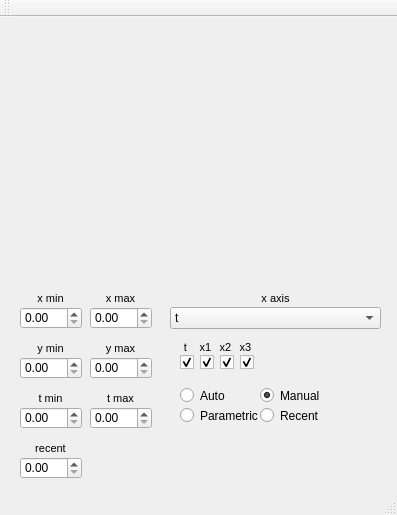
First picture: the form in mainwindow.ui, repository MASA-Dearborn/GUI2018-19, before the edit.
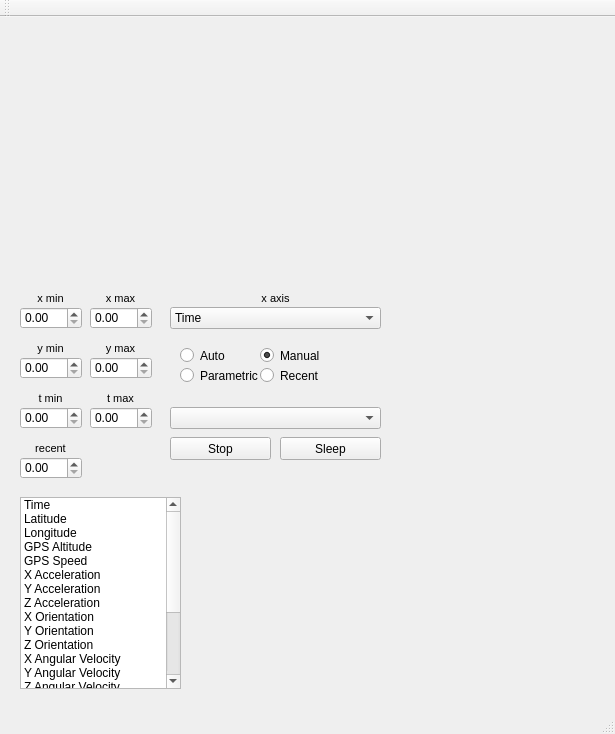
Second picture: the form after the edit. Custom widgets are drawn as their Qt base class.

Diff of the .ui file:
```diff
--- a/mainwindow.ui
+++ b/mainwindow.ui
@@ -6,8 +6,8 @@
    <rect>
     <x>0</x>
     <y>0</y>
-    <width>397</width>
-    <height>515</height>
+    <width>615</width>
+    <height>734</height>
    </rect>
   </property>
   <property name="windowTitle">
@@ -75,7 +75,7 @@
     </property>
     <item>
      <property name="text">
-      <string>t</string>
+      <string>Time</string>
      </property>
     </item>
     <item>
@@ -98,7 +98,7 @@
     <property name="geometry">
      <rect>
       <x>170</x>
-      <y>360</y>
+      <y>320</y>
       <width>211</width>
       <height>61</height>
      </rect>
@@ -403,184 +403,6 @@
 &lt;p align=&quot;center&quot; style=&quot; margin-top:0px; margin-bottom:0px; margin-left:0px; margin-right:0px; -qt-block-indent:0; text-indent:0px;&quot;&gt;x axis&lt;/p&gt;&lt;/body&gt;&lt;/html&gt;</string>
     </property>
    </widget>
-   <widget class="QGroupBox" name="graphEnable">
-    <property name="geometry">
-     <rect>
-      <x>170</x>
-      <y>320</y>
-      <width>101</width>
-      <height>41</height>
-     </rect>
-    </property>
-    <property name="styleSheet">
-     <string notr="true">border:none</string>
-    </property>
-    <property name="title">
-     <string/>
-    </property>
-    <widget class="QCheckBox" name="t">
-     <property name="geometry">
-      <rect>
-       <x>10</x>
-       <y>10</y>
-       <width>21</width>
-       <height>31</height>
-      </rect>
-     </property>
-     <property name="layoutDirection">
-      <enum>Qt::LeftToRight</enum>
-     </property>
-     <property name="autoFillBackground">
-      <bool>false</bool>
-     </property>
-     <property name="text">
-      <string/>
-     </property>
-     <property name="checked">
-      <bool>true</bool>
-     </property>
-    </widget>
-    <widget class="QTextBrowser" name="tText">
-     <property name="geometry">
-      <rect>
-       <x>0</x>
-       <y>0</y>
-       <width>31</width>
-       <height>21</height>
-      </rect>
-     </property>
-     <property name="styleSheet">
-      <string notr="true">background-color: rgba(0,0,0,0%)</string>
-     </property>
-     <property name="frameShape">
-      <enum>QFrame::NoFrame</enum>
-     </property>
-     <property name="html">
-      <string>&lt;!DOCTYPE HTML PUBLIC &quot;-//W3C//DTD HTML 4.0//EN&quot; &quot;http://www.w3.org/TR/REC-html40/strict.dtd&quot;&gt;
-&lt;html&gt;&lt;head&gt;&lt;meta name=&quot;qrichtext&quot; content=&quot;1&quot; /&gt;&lt;style type=&quot;text/css&quot;&gt;
-p, li { white-space: pre-wrap; }
-&lt;/style&gt;&lt;/head&gt;&lt;body style=&quot; font-family:'MS Shell Dlg 2'; font-size:8.25pt; font-weight:400; font-style:normal;&quot;&gt;
-&lt;p align=&quot;center&quot; style=&quot; margin-top:0px; margin-bottom:0px; margin-left:0px; margin-right:0px; -qt-block-indent:0; text-indent:0px;&quot;&gt;t&lt;/p&gt;&lt;/body&gt;&lt;/html&gt;</string>
-     </property>
-    </widget>
-    <widget class="QCheckBox" name="x1">
-     <property name="geometry">
-      <rect>
-       <x>30</x>
-       <y>10</y>
-       <width>21</width>
-       <height>31</height>
-      </rect>
-     </property>
-     <property name="text">
-      <string/>
-     </property>
-     <property name="checked">
-      <bool>true</bool>
-     </property>
-    </widget>
-    <widget class="QCheckBox" name="x2">
-     <property name="geometry">
-      <rect>
-       <x>50</x>
-       <y>10</y>
-       <width>21</width>
-       <height>31</height>
-      </rect>
-     </property>
-     <property name="text">
-      <string/>
-     </property>
-     <property name="checked">
-      <bool>true</bool>
-     </property>
-    </widget>
-    <widget class="QCheckBox" name="x3">
-     <property name="geometry">
-      <rect>
-       <x>70</x>
-       <y>10</y>
-       <width>21</width>
-       <height>31</height>
-      </rect>
-     </property>
-     <property name="text">
-      <string/>
-     </property>
-     <property name="checked">
-      <bool>true</bool>
-     </property>
-    </widget>
-    <widget class="QTextBrowser" name="x1Text">
-     <property name="geometry">
-      <rect>
-       <x>20</x>
-       <y>0</y>
-       <width>31</width>
-       <height>21</height>
-      </rect>
-     </property>
-     <property name="styleSheet">
-      <string notr="true">background-color: rgba(0,0,0,0%)</string>
-     </property>
-     <property name="frameShape">
-      <enum>QFrame::NoFrame</enum>
-     </property>
-     <property name="html">
-      <string>&lt;!DOCTYPE HTML PUBLIC &quot;-//W3C//DTD HTML 4.0//EN&quot; &quot;http://www.w3.org/TR/REC-html40/strict.dtd&quot;&gt;
-&lt;html&gt;&lt;head&gt;&lt;meta name=&quot;qrichtext&quot; content=&quot;1&quot; /&gt;&lt;style type=&quot;text/css&quot;&gt;
-p, li { white-space: pre-wrap; }
-&lt;/style&gt;&lt;/head&gt;&lt;body style=&quot; font-family:'MS Shell Dlg 2'; font-size:8.25pt; font-weight:400; font-style:normal;&quot;&gt;
-&lt;p align=&quot;center&quot; style=&quot; margin-top:0px; margin-bottom:0px; margin-left:0px; margin-right:0px; -qt-block-indent:0; text-indent:0px;&quot;&gt;x1&lt;/p&gt;&lt;/body&gt;&lt;/html&gt;</string>
-     </property>
-    </widget>
-    <widget class="QTextBrowser" name="x2Text">
-     <property name="geometry">
-      <rect>
-       <x>40</x>
-       <y>0</y>
-       <width>31</width>
-       <height>21</height>
-      </rect>
-     </property>
-     <property name="styleSheet">
-      <string notr="true">background-color: rgba(0,0,0,0%)</string>
-     </property>
-     <property name="frameShape">
-      <enum>QFrame::NoFrame</enum>
-     </property>
-     <property name="html">
-      <string>&lt;!DOCTYPE HTML PUBLIC &quot;-//W3C//DTD HTML 4.0//EN&quot; &quot;http://www.w3.org/TR/REC-html40/strict.dtd&quot;&gt;
-&lt;html&gt;&lt;head&gt;&lt;meta name=&quot;qrichtext&quot; content=&quot;1&quot; /&gt;&lt;style type=&quot;text/css&quot;&gt;
-p, li { white-space: pre-wrap; }
-&lt;/style&gt;&lt;/head&gt;&lt;body style=&quot; font-family:'MS Shell Dlg 2'; font-size:8.25pt; font-weight:400; font-style:normal;&quot;&gt;
-&lt;p align=&quot;center&quot; style=&quot; margin-top:0px; margin-bottom:0px; margin-left:0px; margin-right:0px; -qt-block-indent:0; text-indent:0px;&quot;&gt;x2&lt;/p&gt;&lt;/body&gt;&lt;/html&gt;</string>
-     </property>
-    </widget>
-    <widget class="QTextBrowser" name="x3Text">
-     <property name="geometry">
-      <rect>
-       <x>60</x>
-       <y>0</y>
-       <width>31</width>
-       <height>21</height>
-      </rect>
-     </property>
-     <property name="styleSheet">
-      <string notr="true">background-color: rgba(0,0,0,0%)</string>
-     </property>
-     <property name="frameShape">
-      <enum>QFrame::NoFrame</enum>
-     </property>
-     <property name="html">
-      <string>&lt;!DOCTYPE HTML PUBLIC &quot;-//W3C//DTD HTML 4.0//EN&quot; &quot;http://www.w3.org/TR/REC-html40/strict.dtd&quot;&gt;
-&lt;html&gt;&lt;head&gt;&lt;meta name=&quot;qrichtext&quot; content=&quot;1&quot; /&gt;&lt;style type=&quot;text/css&quot;&gt;
-p, li { white-space: pre-wrap; }
-&lt;/style&gt;&lt;/head&gt;&lt;body style=&quot; font-family:'MS Shell Dlg 2'; font-size:8.25pt; font-weight:400; font-style:normal;&quot;&gt;
-&lt;p align=&quot;center&quot; style=&quot; margin-top:0px; margin-bottom:0px; margin-left:0px; margin-right:0px; -qt-block-indent:0; text-indent:0px;&quot;&gt;x3&lt;/p&gt;&lt;/body&gt;&lt;/html&gt;</string>
-     </property>
-    </widget>
-   </widget>
    <widget class="QDoubleSpinBox" name="recentTime">
     <property name="geometry">
      <rect>
@@ -620,6 +442,289 @@
 &lt;p align=&quot;center&quot; style=&quot; margin-top:0px; margin-bottom:0px; margin-left:0px; margin-right:0px; -qt-block-indent:0; text-indent:0px;&quot;&gt;recent&lt;/p&gt;&lt;/body&gt;&lt;/html&gt;</string>
     </property>
    </widget>
+   <widget class="QListWidget" name="enableGraphs">
+    <property name="geometry">
+     <rect>
+      <x>20</x>
+      <y>480</y>
+      <width>161</width>
+      <height>192</height>
+     </rect>
+    </property>
+    <property name="sizePolicy">
+     <sizepolicy hsizetype="Expanding" vsizetype="Expanding">
+      <horstretch>0</horstretch>
+      <verstretch>0</verstretch>
+     </sizepolicy>
+    </property>
+    <item>
+     <property name="text">
+      <string>Time</string>
+     </property>
+     <property name="checkState">
+      <enum>Unchecked</enum>
+     </property>
+     <property name="flags">
+      <set>ItemIsUserCheckable|ItemIsEnabled</set>
+     </property>
+    </item>
+    <item>
+     <property name="text">
+      <string>Latitude</string>
+     </property>
+     <property name="checkState">
+      <enum>Unchecked</enum>
+     </property>
+     <property name="flags">
+      <set>ItemIsUserCheckable|ItemIsEnabled</set>
+     </property>
+    </item>
+    <item>
+     <property name="text">
+      <string>Longitude</string>
+     </property>
+     <property name="checkState">
+      <enum>Unchecked</enum>
+     </property>
+     <property name="flags">
+      <set>ItemIsUserCheckable|ItemIsEnabled</set>
+     </property>
+    </item>
+    <item>
+     <property name="text">
+      <string>GPS Altitude</string>
+     </property>
+     <property name="checkState">
+      <enum>Unchecked</enum>
+     </property>
+     <property name="flags">
+      <set>ItemIsUserCheckable|ItemIsEnabled</set>
+     </property>
+    </item>
+    <item>
+     <property name="text">
+      <string>GPS Speed</string>
+     </property>
+     <property name="checkState">
+      <enum>Unchecked</enum>
+     </property>
+     <property name="flags">
+      <set>ItemIsUserCheckable|ItemIsEnabled</set>
+     </property>
+    </item>
+    <item>
+     <property name="text">
+      <string>X Acceleration</string>
+     </property>
+     <property name="checkState">
+      <enum>Unchecked</enum>
+     </property>
+     <property name="flags">
+      <set>ItemIsDragEnabled|ItemIsUserCheckable|ItemIsEnabled</set>
+     </property>
+    </item>
+    <item>
+     <property name="text">
+      <string>Y Acceleration</string>
+     </property>
+     <property name="checkState">
+      <enum>Unchecked</enum>
+     </property>
+     <property name="flags">
+      <set>ItemIsUserCheckable|ItemIsEnabled</set>
+     </property>
+    </item>
+    <item>
+     <property name="text">
+      <string>Z Acceleration</string>
+     </property>
+     <property name="checkState">
+      <enum>Unchecked</enum>
+     </property>
+     <property name="flags">
+      <set>ItemIsUserCheckable|ItemIsEnabled</set>
+     </property>
+    </item>
+    <item>
+     <property name="text">
+      <string>X Orientation</string>
+     </property>
+     <property name="checkState">
+      <enum>Unchecked</enum>
+     </property>
+     <property name="flags">
+      <set>ItemIsUserCheckable|ItemIsEnabled</set>
+     </property>
+    </item>
+    <item>
+     <property name="text">
+      <string>Y Orientation</string>
+     </property>
+     <property name="checkState">
+      <enum>Unchecked</enum>
+     </property>
+     <property name="flags">
+      <set>ItemIsUserCheckable|ItemIsEnabled</set>
+     </property>
+    </item>
+    <item>
+     <property name="text">
+      <string>Z Orientation</string>
+     </property>
+     <property name="checkState">
+      <enum>Unchecked</enum>
+     </property>
+     <property name="flags">
+      <set>ItemIsUserCheckable|ItemIsEnabled</set>
+     </property>
+    </item>
+    <item>
+     <property name="text">
+      <string>X Angular Velocity</string>
+     </property>
+     <property name="checkState">
+      <enum>Unchecked</enum>
+     </property>
+     <property name="flags">
+      <set>ItemIsUserCheckable|ItemIsEnabled</set>
+     </property>
+    </item>
+    <item>
+     <property name="text">
+      <string>Y Angular Velocity</string>
+     </property>
+     <property name="checkState">
+      <enum>Unchecked</enum>
+     </property>
+     <property name="flags">
+      <set>ItemIsUserCheckable|ItemIsEnabled</set>
+     </property>
+    </item>
+    <item>
+     <property name="text">
+      <string>Z Angular Velocity</string>
+     </property>
+     <property name="checkState">
+      <enum>Unchecked</enum>
+     </property>
+     <property name="flags">
+      <set>ItemIsUserCheckable|ItemIsEnabled</set>
+     </property>
+    </item>
+    <item>
+     <property name="text">
+      <string>X Magnetic Field</string>
+     </property>
+     <property name="checkState">
+      <enum>Unchecked</enum>
+     </property>
+     <property name="flags">
+      <set>ItemIsUserCheckable|ItemIsEnabled</set>
+     </property>
+    </item>
+    <item>
+     <property name="text">
+      <string>Y Magnetic Field</string>
+     </property>
+     <property name="checkState">
+      <enum>Unchecked</enum>
+     </property>
+     <property name="flags">
+      <set>ItemIsUserCheckable|ItemIsEnabled</set>
+     </property>
+    </item>
+    <item>
+     <property name="text">
+      <string>Z Magnetic Field</string>
+     </property>
+     <property name="checkState">
+      <enum>Unchecked</enum>
+     </property>
+     <property name="flags">
+      <set>ItemIsUserCheckable|ItemIsEnabled</set>
+     </property>
+    </item>
+    <item>
+     <property name="text">
+      <string>Temperature</string>
+     </property>
+     <property name="checkState">
+      <enum>Unchecked</enum>
+     </property>
+     <property name="flags">
+      <set>ItemIsUserCheckable|ItemIsEnabled</set>
+     </property>
+    </item>
+    <item>
+     <property name="text">
+      <string>Pressure</string>
+     </property>
+     <property name="checkState">
+      <enum>Unchecked</enum>
+     </property>
+     <property name="flags">
+      <set>ItemIsUserCheckable|ItemIsEnabled</set>
+     </property>
+    </item>
+    <item>
+     <property name="text">
+      <string>Altimeter Altitude</string>
+     </property>
+     <property name="checkState">
+      <enum>Unchecked</enum>
+     </property>
+     <property name="flags">
+      <set>ItemIsUserCheckable|ItemIsEnabled</set>
+     </property>
+    </item>
+    <item>
+     <property name="text">
+      <string>Humidity</string>
+     </property>
+     <property name="checkState">
+      <enum>Unchecked</enum>
+     </property>
+     <property name="flags">
+      <set>ItemIsUserCheckable|ItemIsEnabled</set>
+     </property>
+    </item>
+   </widget>
+   <widget class="QPushButton" name="sleepButton">
+    <property name="geometry">
+     <rect>
+      <x>280</x>
+      <y>420</y>
+      <width>101</width>
+      <height>23</height>
+     </rect>
+    </property>
+    <property name="text">
+     <string>Sleep</string>
+    </property>
+   </widget>
+   <widget class="QPushButton" name="stopButton">
+    <property name="geometry">
+     <rect>
+      <x>170</x>
+      <y>420</y>
+      <width>101</width>
+      <height>23</height>
+     </rect>
+    </property>
+    <property name="text">
+     <string>Stop</string>
+    </property>
+   </widget>
+   <widget class="QComboBox" name="comPorts">
+    <property name="geometry">
+     <rect>
+      <x>170</x>
+      <y>390</y>
+      <width>211</width>
+      <height>22</height>
+     </rect>
+    </property>
+   </widget>
    <zorder>graph</zorder>
    <zorder>rangeSelect</zorder>
    <zorder>xMinText</zorder>
```
Left out of the diff: 98 changed lines with no effect on the pictures.
